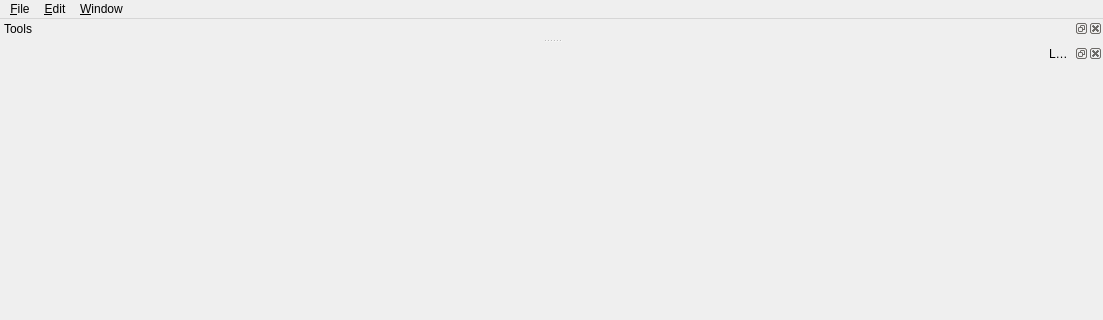
QDeltaSoft/qradiopredict, file FGPropagationTool/MainWindow.ui: the form before one commit; both pictures show x 0 to 1103 and y 0 to 320 of the 1103 by 750 pixel window.
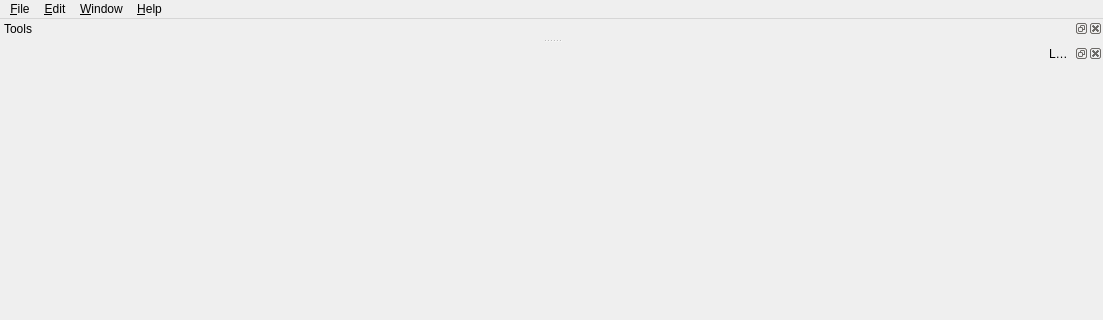
The form after the commit.

```diff
--- a/FGPropagationTool/MainWindow.ui
+++ b/FGPropagationTool/MainWindow.ui
@@ -58,9 +58,16 @@
     </property>
     <addaction name="action_Settings"/>
    </widget>
+   <widget class="QMenu" name="menu_Help">
+    <property name="title">
+     <string>&amp;Help</string>
+    </property>
+    <addaction name="actionAbout"/>
+   </widget>
    <addaction name="menuFile"/>
    <addaction name="menu_Edit"/>
    <addaction name="menuWindow"/>
+   <addaction name="menu_Help"/>
   </widget>
   <widget class="QDockWidget" name="dockWidget3">
    <property name="windowTitle">
```
Left out of the diff: 11 changed lines with no effect on the pictures.
